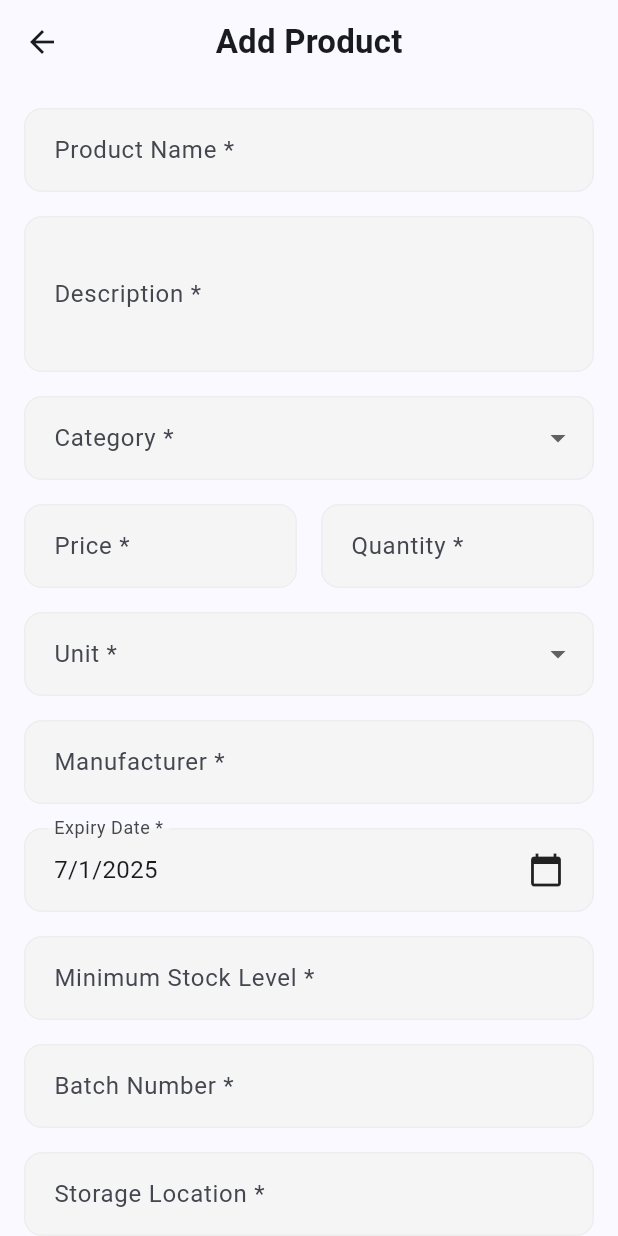
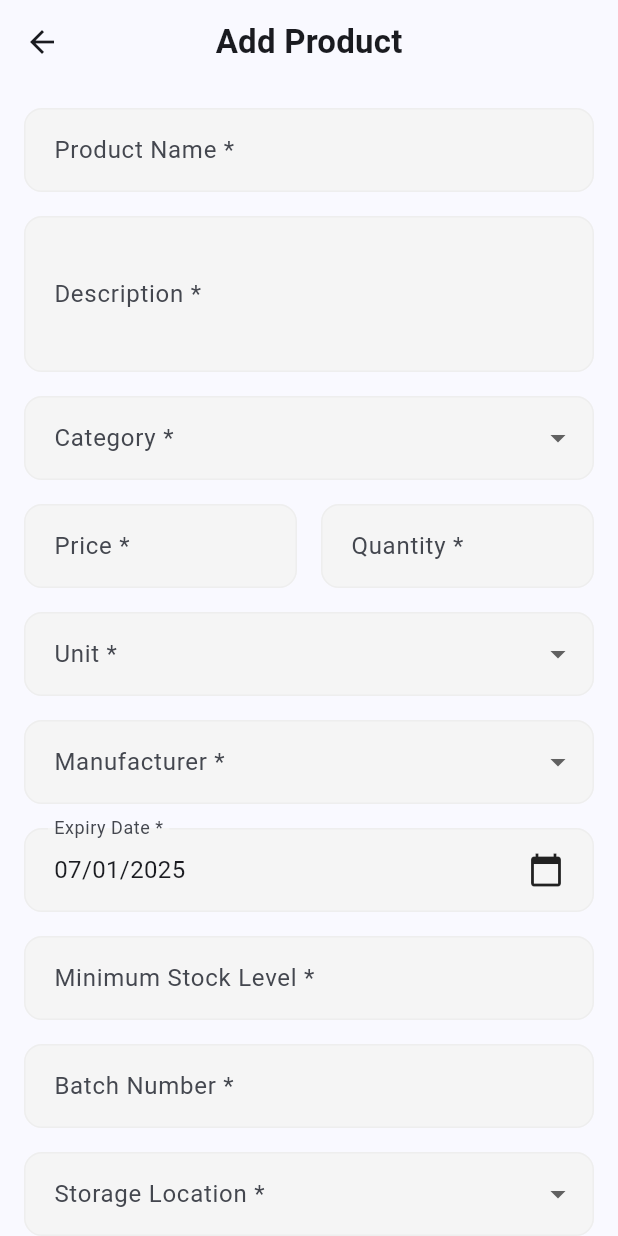
Before and after one commit to venopyX/pharmako, a Flutter app: the AddStockView screen opened by its route, on a phone screen of 412 x 824 dp. Run offline on Flutter 3.47's test engine with Material 3 defaults, Android fonts, the phone set to English and light mode, and no system bars; our stand-ins replace firebase_analytics, firebase_auth, firebase_core, firebase_storage, fl_chart, get and 3 more; accounts and stored records are empty.

```diff
--- a/lib/features/inventory_management/controllers/add_stock_controller.dart
+++ b/lib/features/inventory_management/controllers/add_stock_controller.dart
@@ -1,7 +1,7 @@
-// TODO: Implement controller logic for adding stock items.
-
+import 'package:flutter/material.dart';
 import 'package:get/get.dart';
 import '../../../data/services/inventory_service.dart';
+import '../../../utils/logging/logger.dart';
 
 class AddStockController extends GetxController {
   final InventoryService _inventoryService;
@@ -22,30 +22,114 @@ class AddStockController extends GetxController {
 
   // Form validation
   final RxBool isValid = false.obs;
+  final RxMap<String, String> errors = <String, String>{}.obs;
+
+  // Predefined lists
+  final RxList<String> categories = <String>[
+    'Pain Relief',
+    'Antibiotics',
+    'Diabetes',
+    'Vitamins',
+    'First Aid',
+    'Chronic Care',
+    'Heart Care',
+    'Respiratory Care',
+    'Others'
+  ].obs;
+
+  final RxList<String> units = <String>[
+    'tablets',
+    'capsules',
+    'vials',
+    'bottles',
+    'strips',
+    'boxes',
+    'tubes',
+    'pieces'
+  ].obs;
+
+  final RxList<String> manufacturers = <String>[
+    'PharmaCo',
+    'MediPharma',
+    'DiabeCare',
+    'VitaHealth',
+    'Others'
+  ].obs;
+
+  final RxList<String> locations = <String>[
+    'Shelf A1',
+    'Shelf A2',
+    'Shelf B1',
+    'Shelf B2',
+    'Shelf C1',
+    'Shelf C2',
+    'Refrigerator 1',
+    'Refrigerator 2',
+    'Secure Cabinet'
+  ].obs;
 
   AddStockController(this._inventoryService);
 
+  @override
+  void onInit() {
+    super.onInit();
+    loadCategories();
+    loadManufacturers();
+  }
+
+  Future<void> loadCategories() async {
+    try {
+      final loadedCategories = await _inventoryService.getCategories();
+      if (loadedCategories.isNotEmpty) {
+        categories.value = loadedCategories;
+      }
+    } catch (e) {
+      AppLogger.error('Failed to load categories: $e');
+    }
+  }
+
+  Future<void> loadManufacturers() async {
+    try {
+      final loadedManufacturers = await _inventoryService.getManufacturers();
+      if (loadedManufacturers.isNotEmpty) {
+        manufacturers.value = loadedManufacturers;
+      }
+    } catch (e) {
+      AppLogger.error('Failed to load manufacturers: $e');
+    }
+  }
+
   void updateName(String value) {
     name.value = value;
+    validateField('name', value);
     validateForm();
   }
 
   void updateDescription(String value) {
     description.value = value;
+    validateField('description', value);
     validateForm();
   }
 
   void updateCategory(String? value) {
     if (value != null) {
       category.value = value;
+      validateField('category', value);
       validateForm();
     }
   }
 
   void updatePrice(String value) {
     try {
-      price.value = double.parse(value);
+      final newPrice = double.parse(value);
+      if (newPrice >= 0) {
+        price.value = newPrice;
+        errors.remove('price');
+      } else {
+        errors['price'] = 'Price must be positive';
+      }
     } catch (_) {
+      errors['price'] = 'Invalid price format';
       price.value = 0.0;
     }
     validateForm();
@@ -53,8 +137,15 @@ class AddStockController extends GetxController {
 
   void updateQuantity(String value) {
     try {
-      quantity.value = int.parse(value);
+      final newQuantity = int.parse(value);
+      if (newQuantity >= 0) {
+        quantity.value = newQuantity;
+        errors.remove('quantity');
+      } else {
+        errors['quantity'] = 'Quantity must be positive';
+      }
     } catch (_) {
+      errors['quantity'] = 'Invalid quantity format';
       quantity.value = 0;
     }
     validateForm();
@@ -63,24 +154,40 @@ class AddStockController extends GetxController {
   void updateUnit(String? value) {
     if (value != null) {
       unit.value = value;
+      validateField('unit', value);
       validateForm();
     }
   }
 
-  void updateManufacturer(String value) {
-    manufacturer.value = value;
-    validateForm();
+  void updateManufacturer(String? value) {
+    if (value != null) {
+      manufacturer.value = value;
+      validateField('manufacturer', value);
+      validateForm();
+    }
   }
 
   void updateExpiryDate(DateTime value) {
-    expiryDate.value = value;
+    if (value.isAfter(DateTime.now())) {
+      expiryDate.value = value;
+      errors.remove('expiryDate');
+    } else {
+      errors['expiryDate'] = 'Expiry date must be in the future';
+    }
     validateForm();
   }
 
   void updateMinimumStockLevel(String value) {
     try {
-      minimumStockLevel.value = int.parse(value);
+      final newLevel = int.parse(value);
+      if (newLevel >= 0) {
+        minimumStockLevel.value = newLevel;
+        errors.remove('minimumStockLevel');
+      } else {
+        errors['minimumStockLevel'] = 'Minimum stock level must be positive';
+      }
     } catch (_) {
+      errors['minimumStockLevel'] = 'Invalid format';
       minimumStockLevel.value = 0;
     }
     validateForm();
@@ -88,12 +195,24 @@ class AddStockController extends GetxController {
 
   void updateBatchNumber(String value) {
     batchNumber.value = value;
+    validateField('batchNumber', value);
     validateForm();
   }
 
-  void updateLocation(String value) {
-    location.value = value;
-    validateForm();
+  void updateLocation(String? value) {
+    if (value != null) {
+      location.value = value;
+      validateField('location', value);
+      validateForm();
+    }
+  }
+
+  void validateField(String field, String value) {
+    if (value.isEmpty) {
+      errors[field] = '$field is required';
+    } else {
+      errors.remove(field);
+    }
   }
 
   void validateForm() {
@@ -107,7 +226,8 @@ class AddStockController extends GetxController {
         expiryDate.value.isAfter(DateTime.now()) &&
         minimumStockLevel.value >= 0 &&
         batchNumber.value.isNotEmpty &&
-        location.value.isNotEmpty;
+        location.value.isNotEmpty &&
+        errors.isEmpty;
   }
 
   Future<void> addProduct() async {
@@ -129,22 +249,30 @@ class AddStockController extends GetxController {
         location: location.value,
       );
 
+      Get.back(result: true);
       Get.snackbar(
         'Success',
         'Product added successfully',
         snackPosition: SnackPosition.BOTTOM,
+        backgroundColor: Colors.green,
+        colorText: Colors.white,
       );
-
-      clearForm();
     } catch (e) {
+      AppLogger.error('Failed to add product: $e');
       Get.snackbar(
         'Error',
         'Failed to add product: $e',
         snackPosition: SnackPosition.BOTTOM,
+        backgroundColor: Colors.red,
+        colorText: Colors.white,
       );
     } finally {
       isLoading.value = false;
     }
+  }
+
+  String? getError(String field) {
+    return errors[field];
   }
 
   void clearForm() {
@@ -159,6 +287,11 @@ class AddStockController extends GetxController {
     minimumStockLevel.value = 0;
     batchNumber.value = '';
     location.value = '';
+    errors.clear();
     isValid.value = false;
   }
+
+  String formatDate(DateTime date) {
+    return '${date.day.toString().padLeft(2, '0')}/${date.month.toString().padLeft(2, '0')}/${date.year}';
+  }
 }
--- a/lib/features/inventory_management/views/add_stock_view.dart
+++ b/lib/features/inventory_management/views/add_stock_view.dart
@@ -1,5 +1,6 @@
 import 'package:flutter/material.dart';
 import 'package:get/get.dart';
+import '../../../utils/constants/sizes.dart';
 import '../controllers/add_stock_controller.dart';
 
 class AddStockView extends GetView<AddStockController> {
@@ -12,7 +13,7 @@ class AddStockView extends GetView<AddStockController> {
         title: const Text('Add Product'),
       ),
       body: SingleChildScrollView(
-        padding: const EdgeInsets.all(16.0),
+        padding: const EdgeInsets.all(AppSizes.padding),
         child: Column(
           crossAxisAlignment: CrossAxisAlignment.stretch,
           children: [
@@ -20,83 +21,98 @@ class AddStockView extends GetView<AddStockController> {
               label: 'Product Name',
               onChanged: controller.updateName,
               required: true,
+              errorText: controller.getError('name'),
             ),
             _buildTextField(
               label: 'Description',
               onChanged: controller.updateDescription,
               maxLines: 3,
               required: true,
+              errorText: controller.getError('description'),
             ),
-            _buildDropdownField(
+            Obx(() => _buildDropdownField(
               label: 'Category',
               value: controller.category.value,
-              items: const ['Tablets', 'Syrups', 'Injections', 'Others'],
+              items: controller.categories,
               onChanged: controller.updateCategory,
               required: true,
-            ),
+              errorText: controller.getError('category'),
+            )),
             Row(
               children: [
                 Expanded(
                   child: _buildTextField(
                     label: 'Price',
                     onChanged: controller.updatePrice,
-                    keyboardType: TextInputType.number,
+                    keyboardType: const TextInputType.numberWithOptions(decimal: true),
                     prefixText: '\$',
                     required: true,
+                    errorText: controller.getError('price'),
                   ),
                 ),
-                const SizedBox(width: 16),
+                const SizedBox(width: AppSizes.padding),
                 Expanded(
                   child: _buildTextField(
                     label: 'Quantity',
                     onChanged: controller.updateQuantity,
                     keyboardType: TextInputType.number,
                     required: true,
+                    errorText: controller.getError('quantity'),
                   ),
                 ),
               ],
             ),
-            _buildDropdownField(
+            Obx(() => _buildDropdownField(
               label: 'Unit',
               value: controller.unit.value,
-              items: const ['Pieces', 'Boxes', 'Strips', 'Bottles'],
+              items: controller.units,
               onChanged: controller.updateUnit,
               required: true,
-            ),
-            _buildTextField(
+              errorText: controller.getError('unit'),
+            )),
+            Obx(() => _buildDropdownField(
               label: 'Manufacturer',
+              value: controller.manufacturer.value,
+              items: controller.manufacturers,
               onChanged: controller.updateManufacturer,
               required: true,
-            ),
+              errorText: controller.getError('manufacturer'),
+            )),
             _buildDateField(
               label: 'Expiry Date',
               value: controller.expiryDate.value,
               onChanged: controller.updateExpiryDate,
               required: true,
+              errorText: controller.getError('expiryDate'),
             ),
             _buildTextField(
               label: 'Minimum Stock Level',
               onChanged: controller.updateMinimumStockLevel,
               keyboardType: TextInputType.number,
               required: true,
+              errorText: controller.getError('minimumStockLevel'),
             ),
             _buildTextField(
               label: 'Batch Number',
               onChanged: controller.updateBatchNumber,
               required: true,
+              errorText: controller.getError('batchNumber'),
             ),
-            _buildTextField(
+            Obx(() => _buildDropdownField(
               label: 'Storage Location',
+              value: controller.location.value,
+              items: controller.locations,
               onChanged: controller.updateLocation,
               required: true,
-            ),
-            const SizedBox(height: 24),
+              errorText: controller.getError('location'),
+            )),
+            const SizedBox(height: AppSizes.padding * 2),
             Obx(() => ElevatedButton(
               onPressed: controller.isValid.value && !controller.isLoading.value
                   ? controller.addProduct
                   : null,
               style: ElevatedButton.styleFrom(
-                padding: const EdgeInsets.all(16),
+                padding: const EdgeInsets.all(AppSizes.padding),
                 shape: RoundedRectangleBorder(
                   borderRadius: BorderRadius.circular(12),
                 ),
@@ -128,9 +144,10 @@ class AddStockView extends GetView<AddStockController> {
     int maxLines = 1,
     String? prefixText,
     bool required = false,
+    String? errorText,
   }) {
     return Padding(
-      padding: const EdgeInsets.only(bottom: 16.0),
+      padding: const EdgeInsets.only(bottom: AppSizes.padding),
       child: TextField(
         decoration: InputDecoration(
           labelText: label + (required ? ' *' : ''),
@@ -140,6 +157,7 @@ class AddStockView extends GetView<AddStockController> {
           prefixText: prefixText,
           filled: true,
           fillColor: Colors.grey[100],
+          errorText: errorText,
         ),
         keyboardType: keyboardType,
         maxLines: maxLines,
@@ -154,9 +172,10 @@ class AddStockView extends GetView<AddStockController> {
     required List<String> items,
     required Function(String?) onChanged,
     bool required = false,
+    String? errorText,
   }) {
     return Padding(
-      padding: const EdgeInsets.only(bottom: 16.0),
+      padding: const EdgeInsets.only(bottom: AppSizes.padding),
       child: DropdownButtonFormField<String>(
         decoration: InputDecoration(
           labelText: label + (required ? ' *' : ''),
@@ -165,6 +184,7 @@ class AddStockView extends GetView<AddStockController> {
           ),
           filled: true,
           fillColor: Colors.grey[100],
+          errorText: errorText,
         ),
         value: value.isEmpty ? null : value,
         items: items.map((String item) {
@@ -183,9 +203,10 @@ class AddStockView extends GetView<AddStockController> {
     required DateTime value,
     required Function(DateTime) onChanged,
     bool required = false,
+    String? errorText,
   }) {
     return Padding(
-      padding: const EdgeInsets.only(bottom: 16.0),
+      padding: const EdgeInsets.only(bottom: AppSizes.padding),
       child: InkWell(
         onTap: () async {
           final date = await showDatePicker(
@@ -206,12 +227,13 @@ class AddStockView extends GetView<AddStockController> {
             ),
             filled: true,
             fillColor: Colors.grey[100],
+            errorText: errorText,
           ),
           child: Row(
             mainAxisAlignment: MainAxisAlignment.spaceBetween,
             children: [
               Text(
-                '${value.day}/${value.month}/${value.year}',
+                controller.formatDate(value),
                 style: const TextStyle(fontSize: 16),
               ),
               const Icon(Icons.calendar_today),
```
Also changed, not shown: lib/data/repositories/inventory_repository.dart (+6 -1 lines), lib/features/inventory_management/views/view_stock_view.dart (+62 -0 lines).
